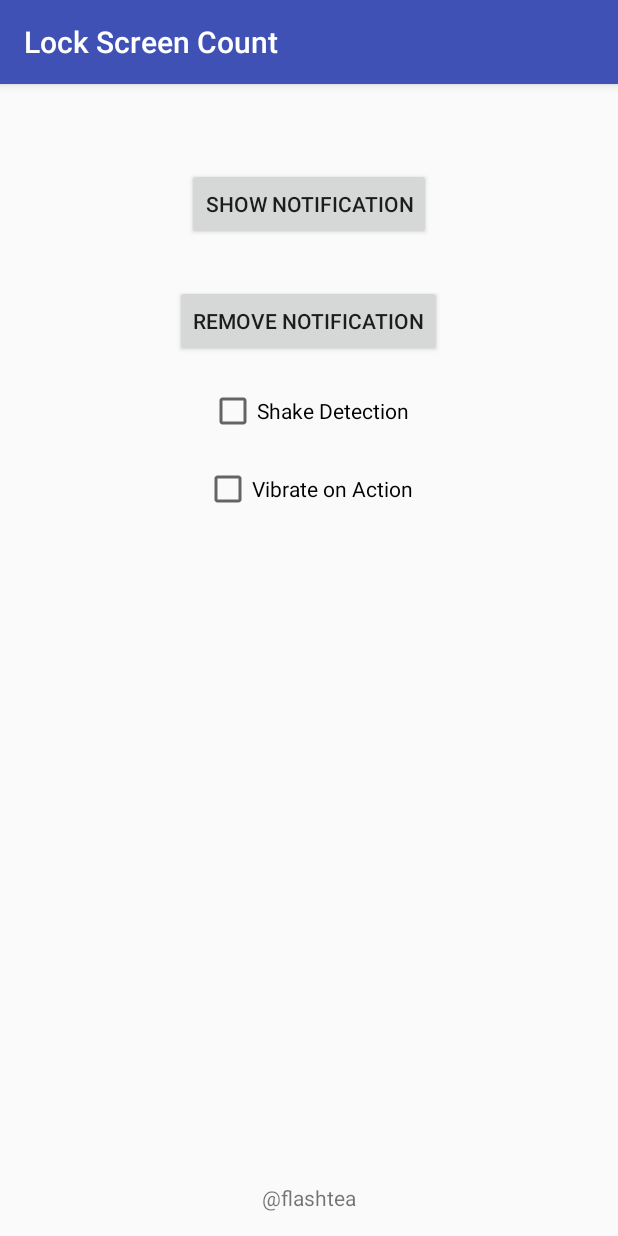
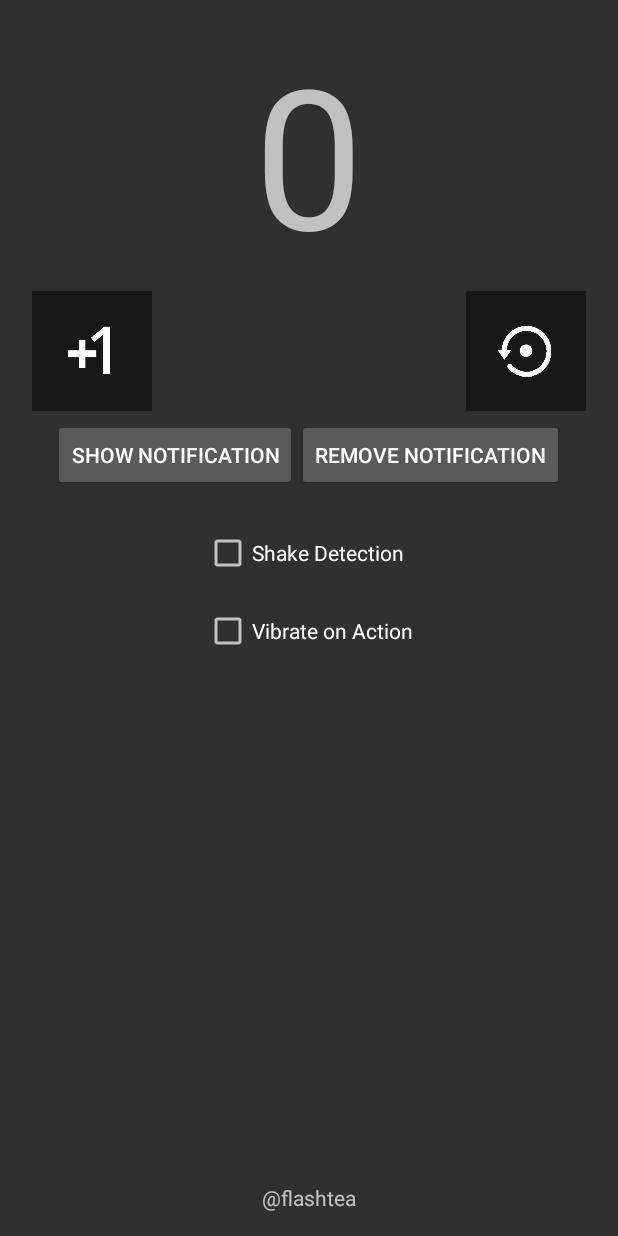
Before and after one commit to ChHofer/LockScreenCount, an Android app: the screen it shows after launch (MainActivity), on a phone screen of 412 x 824 dp. Run offline under Robolectric (Android 15) with nearby library versions, the phone set to English and light mode, and no system bars.

Commit message:
Version 1.4: Release Version
 Modified Layout.
 Added Count Control in Main View.

```diff
--- a/app/build.gradle
+++ b/app/build.gradle
@@ -6,7 +6,7 @@ android {
 
     defaultConfig {
         applicationId "com.flashtea.lockscreencount"
-        minSdkVersion 23
+        minSdkVersion 14
         targetSdkVersion 23
         versionCode 1
         versionName "1.0"
--- a/app/src/main/AndroidManifest.xml
+++ b/app/src/main/AndroidManifest.xml
@@ -12,7 +12,8 @@
         android:label="@string/app_name"
         android:supportsRtl="true"
         android:theme="@style/AppTheme">
-        <activity android:name=".MainActivity">
+        <activity android:name=".MainActivity"
+            android:screenOrientation="portrait">
             <intent-filter>
                 <action android:name="android.intent.action.MAIN" />
 
--- a/app/src/main/java/com/flashtea/lockscreencount/MainActivity.java
+++ b/app/src/main/java/com/flashtea/lockscreencount/MainActivity.java
@@ -1,5 +1,6 @@
 package com.flashtea.lockscreencount;
 
+import android.app.Activity;
 import android.app.NotificationManager;
 import android.app.PendingIntent;
 import android.content.BroadcastReceiver;
@@ -12,14 +13,15 @@ import android.hardware.SensorManager;
 import android.os.Bundle;
 import android.os.Vibrator;
 import android.support.v4.app.NotificationCompat;
-import android.support.v7.app.AppCompatActivity;
 import android.util.Log;
 import android.view.View;
 import android.widget.Button;
 import android.widget.CheckBox;
+import android.widget.ImageButton;
 import android.widget.RemoteViews;
+import android.widget.TextView;
 
-public class MainActivity extends AppCompatActivity{
+public class MainActivity extends Activity {
 
     private final int NOTIFICATION_ID = 999;
     private NotificationManager notificationManager;
@@ -36,16 +38,13 @@ public class MainActivity extends AppCompatActivity{
     Vibrator v;
     SharedPreferences sharedPreferences;
     CheckBox vibrateCheckBox, shakeCheckBox;
+    ImageButton plusButton, resetButton;
+    TextView countText;
 
     BroadcastReceiver broadcastReceiverAdd = new BroadcastReceiver() {
         @Override
         public void onReceive(Context context, Intent intent) {
-            sharedPreferences = getApplicationContext().getSharedPreferences(
-                    getString(R.string.preferencekey), Context.MODE_PRIVATE);
-            count = sharedPreferences.getInt("count",0);
-            count++;
-            sharedPreferences.edit().putInt("count",count).apply();
-            updateNotification();
+            add();
         }
     };
 
@@ -64,6 +63,7 @@ public class MainActivity extends AppCompatActivity{
         super.onCreate(savedInstanceState);
         setContentView(R.layout.activity_main);
 
+        countText = (TextView) findViewById(R.id.countView);
         shakeCheckBox = (CheckBox) findViewById(R.id.shakeCheckBox);
         sharedPreferences = getApplicationContext().getSharedPreferences(
                 getString(R.string.preferencekey), Context.MODE_PRIVATE);
@@ -73,7 +73,7 @@ public class MainActivity extends AppCompatActivity{
             shakeCheckBox.setChecked(false);
         }
 
-        vibrateCheckBox = (CheckBox) findViewById(R.id.shakeCheckBox);
+        vibrateCheckBox = (CheckBox) findViewById(R.id.vibrateCheckBox);
         sharedPreferences = getApplicationContext().getSharedPreferences(
                 getString(R.string.preferencekey), Context.MODE_PRIVATE);
         if(sharedPreferences.getBoolean("vibrate",false)){
@@ -112,20 +112,41 @@ public class MainActivity extends AppCompatActivity{
             @Override
             public void onShake() {
                 if(sharedPreferences.getBoolean("shake",false)){
-                    if(notificationManager!= null) {
-                        if (notificationManager.getActiveNotifications().length > 0) {
-                            Log.w("flashtea.log", "Shake");
-                            sharedPreferences = getApplicationContext().getSharedPreferences(
-                                    getString(R.string.preferencekey), Context.MODE_PRIVATE);
-                            count = sharedPreferences.getInt("count",0);
-                            count++;
-                            sharedPreferences.edit().putInt("count",count).apply();
-                            updateNotification();
-                        }
-                    }
+                            add();
                 }
             }
         });
+
+        plusButton = (ImageButton) findViewById(R.id.plusButton);
+        plusButton.setOnClickListener(new View.OnClickListener() {
+            @Override
+            public void onClick(View v) {
+                add();
+            }
+        });
+
+        resetButton = (ImageButton) findViewById(R.id.resetButton);
+        resetButton.setOnClickListener(new View.OnClickListener() {
+            @Override
+            public void onClick(View v) {
+                sharedPreferences = getApplicationContext().getSharedPreferences(
+                        getString(R.string.preferencekey), Context.MODE_PRIVATE);
+                sharedPreferences.edit().putInt("count",0).apply();
+                count = sharedPreferences.getInt("count",0);
+
+                countText.setText(String.valueOf(count));
+
+                String ns = Context.NOTIFICATION_SERVICE;
+                notificationManager = (NotificationManager) getSystemService(ns);
+
+                updateNotification();
+            }
+        });
+        count = sharedPreferences.getInt("count",0);
+
+        countText.setText(String.valueOf(count));
+
+        startNotification();
     }
 
     public void onCheckboxClicked(View view) {
@@ -157,6 +178,7 @@ public class MainActivity extends AppCompatActivity{
         unregisterReceiver(broadcastReceiverAdd);
         unregisterReceiver(broadcastReceiverReset);
         mSensorManager.unregisterListener(mShakeDetector);
+        Log.w("flashtea.log","onDestroy");
     }
 
     @Override
@@ -200,7 +222,6 @@ public class MainActivity extends AppCompatActivity{
         String ns = Context.NOTIFICATION_SERVICE;
         notificationManager = (NotificationManager) getSystemService(ns);
 
-
         notificationView = new RemoteViews(getPackageName(),
                 R.layout.activity_custom_notification);
 
@@ -214,8 +235,8 @@ public class MainActivity extends AppCompatActivity{
                 .setContentIntent(pendingNotificationIntent)
                 .setContentTitle("New Message")
                 .setContentText("You've received new messages.")
-                .setOngoing(true)
-                .setSmallIcon(R.mipmap.ic_launcher);
+                //.setOngoing(true)
+                .setSmallIcon(R.drawable.noti_icon);
 
 
         //Intent that is started when Add Button is clicked.
@@ -237,7 +258,26 @@ public class MainActivity extends AppCompatActivity{
 
         notificationView.setTextViewText(R.id.appName,String.valueOf(String.valueOf(count)));
 
+        countText.setText(String.valueOf(count));
+
         notificationManager.notify(NOTIFICATION_ID, mNotifyBuilder.build());
+
+
+    }
+
+    public void add(){
+        sharedPreferences = getApplicationContext().getSharedPreferences(
+                getString(R.string.preferencekey), Context.MODE_PRIVATE);
+        count = sharedPreferences.getInt("count",0);
+        count++;
+        sharedPreferences.edit().putInt("count",count).apply();
+
+        count = sharedPreferences.getInt("count",0);
+        countText.setText(String.valueOf(count));
+        String ns = Context.NOTIFICATION_SERVICE;
+        notificationManager = (NotificationManager) getSystemService(ns);
+
+        updateNotification();
 
         if(sharedPreferences.getBoolean("vibrate",false)){
             v.vibrate(100);
@@ -245,4 +285,5 @@ public class MainActivity extends AppCompatActivity{
     }
 
 
+
 }
--- a/app/src/main/res/layout/activity_main.xml
+++ b/app/src/main/res/layout/activity_main.xml
@@ -9,52 +9,103 @@
     android:paddingTop="@dimen/activity_vertical_margin"
     tools:context="com.flashtea.lockscreencount.MainActivity">
 
-    <Button
+    <TextView
+        android:id="@+id/countView"
         android:layout_width="wrap_content"
         android:layout_height="wrap_content"
-        android:text="Show Notification"
-        android:id="@+id/show_notification_button"
-        android:layout_marginTop="40dp"
+        android:layout_alignParentEnd="true"
+        android:layout_alignParentStart="true"
         android:layout_alignParentTop="true"
-        android:layout_centerHorizontal="true" />
+        android:text="0"
+        android:textAlignment="center"
+        android:textSize="130dp" />
 
-    <Button
+    <RelativeLayout
+        android:id="@+id/relativeLayout"
+        android:layout_width="match_parent"
+        android:layout_height="wrap_content"
+        android:layout_alignParentStart="false"
+        android:layout_below="@+id/countView"
+        android:orientation="horizontal">
+
+        <ImageButton
+            android:id="@+id/plusButton"
+            android:layout_width="80dp"
+            android:layout_height="80dp"
+            android:layout_margin="5dp"
+            android:padding="20dp"
+            android:background="#181818"
+            android:adjustViewBounds="true"
+            android:src="@drawable/plus_one"
+            android:scaleType="fitCenter"
+            android:layout_alignParentStart="true" />
+
+        <ImageButton
+            android:id="@+id/resetButton"
+            android:layout_width="80dp"
+            android:layout_height="80dp"
+            android:layout_margin="5dp"
+            android:padding="20dp"
+            android:background="#181818"
+            android:adjustViewBounds="true"
+            android:src="@drawable/reset"
+            android:scaleType="fitCenter"
+            android:layout_alignParentEnd="true" />
+    </RelativeLayout>
+
+
+    <LinearLayout
+        android:id="@+id/linearLayout"
+        android:layout_width="match_parent"
+        android:layout_height="wrap_content"
+        android:layout_alignParentStart="true"
+        android:layout_below="@+id/relativeLayout"
+        android:orientation="horizontal"
+        android:gravity="center_horizontal">
+
+        <Button
+            android:id="@+id/show_notification_button"
+            android:layout_width="wrap_content"
+            android:layout_height="match_parent"
+            android:text="Show Notification" />
+
+        <Button
+            android:id="@+id/remove_notification_button"
+            android:layout_width="wrap_content"
+            android:layout_height="match_parent"
+            android:text="Remove Notification" />
+
+    </LinearLayout>
+
+    <CheckBox
+        android:id="@+id/shakeCheckBox"
         android:layout_width="wrap_content"
         android:layout_height="wrap_content"
-        android:text="Remove Notification"
-        android:id="@+id/remove_notification_button"
-        android:layout_marginTop="30dp"
-        android:layout_below="@+id/show_notification_button"
-        android:layout_centerHorizontal="true" />
+        android:layout_alignStart="@+id/vibrateCheckBox"
+        android:layout_below="@+id/linearLayout"
+        android:layout_marginTop="25dp"
+        android:checked="false"
+        android:onClick="onCheckboxClicked"
+        android:text="Shake Detection" />
+
+    <CheckBox
+        android:id="@+id/vibrateCheckBox"
+        android:layout_width="wrap_content"
+        android:layout_height="wrap_content"
+        android:layout_below="@+id/shakeCheckBox"
+        android:layout_centerHorizontal="true"
+        android:layout_centerVertical="true"
+        android:layout_marginTop="20dp"
+        android:checked="false"
+        android:onClick="onCheckboxClicked"
+        android:text="Vibrate on Action" />
 
     <TextView
+        android:id="@+id/textView2"
         android:layout_width="wrap_content"
         android:layout_height="wrap_content"
         android:layout_alignParentBottom="true"
         android:layout_centerHorizontal="true"
-        android:text="\@flashtea"/>
+        android:text="\@flashtea" />
 
-    <CheckBox
-    android:layout_width="wrap_content"
-    android:layout_height="wrap_content"
-    android:text="Shake Detection"
-    android:id="@+id/shakeCheckBox"
-    android:layout_centerVertical="true"
-    android:layout_centerHorizontal="true"
-    android:checked="false"
-    android:onClick="onCheckboxClicked"
-    android:layout_below="@+id/remove_notification_button"
-        android:layout_marginTop="20dp"/>
-
-    <CheckBox
-        android:layout_width="wrap_content"
-        android:layout_height="wrap_content"
-        android:text="Vibrate on Action"
-        android:id="@+id/vibrateCheckBox"
-        android:layout_centerVertical="true"
-        android:layout_centerHorizontal="true"
-        android:checked="false"
-        android:onClick="onCheckboxClicked"
-        android:layout_below="@+id/shakeCheckBox"
-        android:layout_marginTop="20dp"/>
 </RelativeLayout>
--- a/app/src/main/res/values/styles.xml
+++ b/app/src/main/res/values/styles.xml
@@ -1,7 +1,7 @@
 <resources>
 
     <!-- Base application theme. -->
-    <style name="AppTheme" parent="Theme.AppCompat.Light.DarkActionBar">
+    <style name="AppTheme" parent="@android:style/Theme.Material.NoActionBar">
         <!-- Customize your theme here. -->
         <item name="colorPrimary">@color/colorPrimary</item>
         <item name="colorPrimaryDark">@color/colorPrimaryDark</item>
```
Also changed, not shown: app/src/main/res/layout/activity_custom_notification.xml (+27 -16 lines), app/src/main/res/drawable/ic_plus_one_white_48dp.png (deleted), app/src/main/res/drawable/ic_settings_backup_restore_white_48dp.png (deleted), app/src/main/res/drawable/noti_icon.png (added), app/src/main/res/drawable/plus_one.png (added), app/src/main/res/drawable/reset.png (added), app/src/main/res/mipmap-hdpi/ic_launcher.png, app/src/main/res/mipmap-mdpi/ic_launcher.png, app/src/main/res/mipmap-xhdpi/ic_launcher.png, app/src/main/res/mipmap-xxhdpi/ic_launcher.png, app/src/main/res/mipmap-xxxhdpi/ic_launcher.png.
